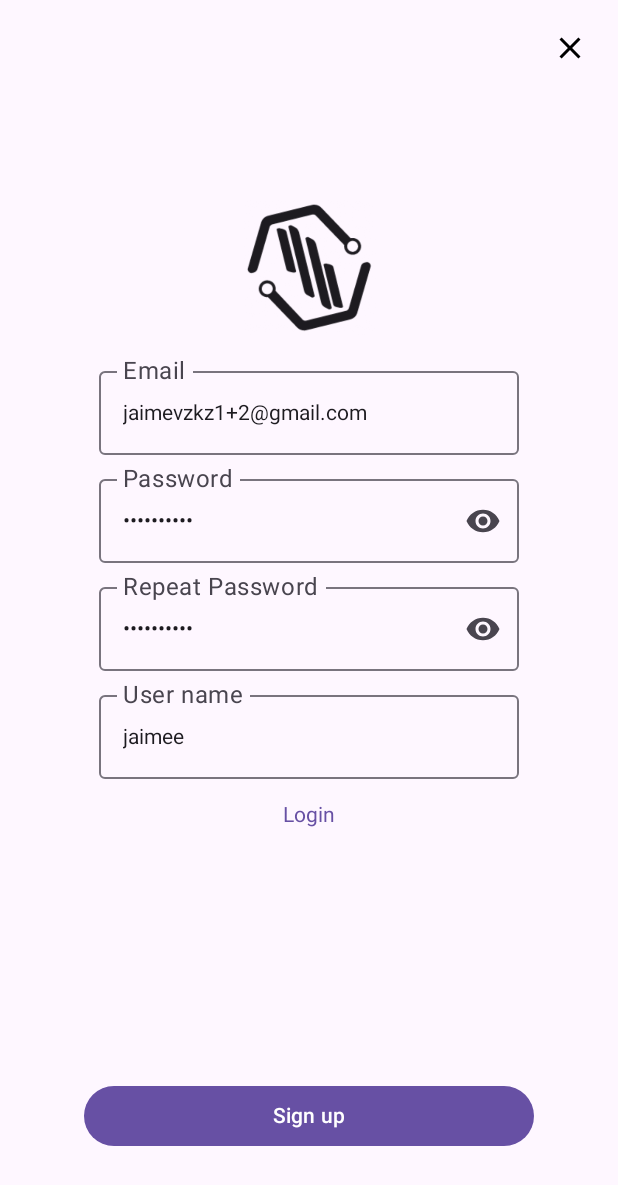
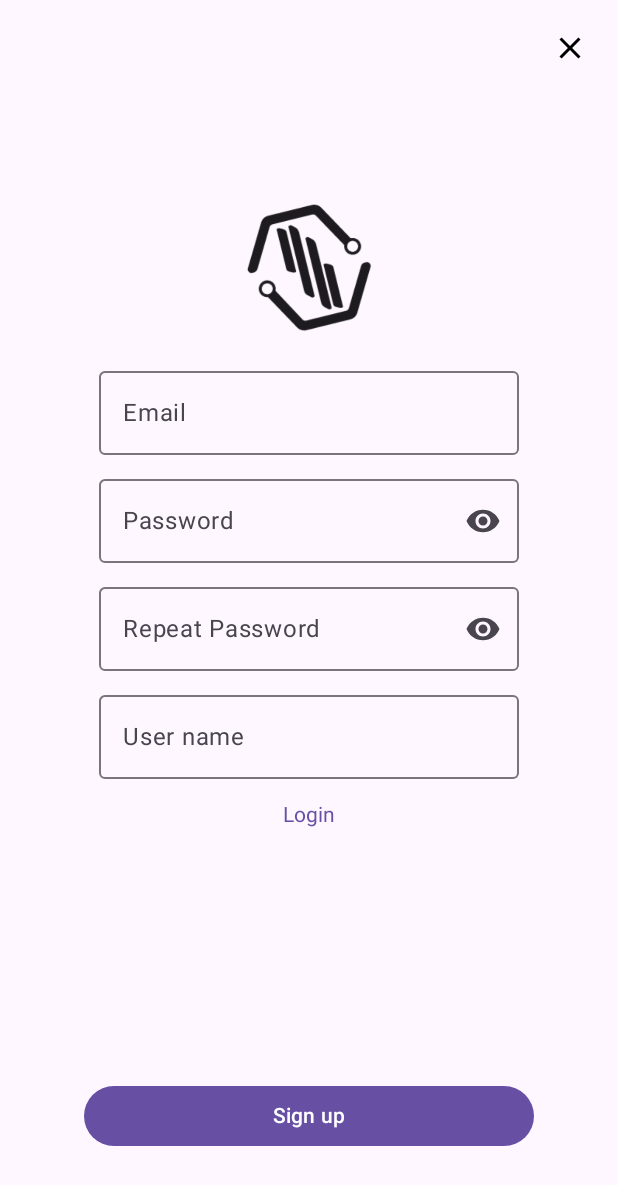
Before and after one commit to Jaimevzkz/ProFinder, an Android app built with Jetpack Compose: the @Preview function SignUpPreview, on a phone screen of 412 x 824 dp. Shown: the top 1185 px of the screen. Run offline under Robolectric (Android 15) with nearby library versions, the phone set to English and light mode, and no system bars; our stand-ins replace Dagger/Hilt's generated code; libraries missing offline, so code that uses them is left out: com.ramcosta.composedestinations.

Commit message:
Hito 1 finished.

```diff
--- a/app/src/main/java/com/vzkz/profinder/ui/login/LoginScreen.kt
+++ b/app/src/main/java/com/vzkz/profinder/ui/login/LoginScreen.kt
@@ -69,8 +69,8 @@ private fun ScreenBody(
         contentAlignment = Alignment.Center
     ) {
 
-        var email by remember { mutableStateOf("jaimevzkz1+2@gmail.com") }
-        var password by remember { mutableStateOf("1234Qwerty") }
+        var email by remember { mutableStateOf("") } //jaimevzkz1+2@gmail.com
+        var password by remember { mutableStateOf("") } //1234Qwerty
         var isValid by remember { mutableStateOf(true) }
         var showDialog by remember { mutableStateOf(false) }
         showDialog = state.error.isError
--- a/app/src/main/java/com/vzkz/profinder/ui/signup/SignUpScreen.kt
+++ b/app/src/main/java/com/vzkz/profinder/ui/signup/SignUpScreen.kt
@@ -71,10 +71,10 @@ private fun ScreenBody(
             .padding(8.dp),
         contentAlignment = Alignment.Center
     ) {
-        var email by remember { mutableStateOf("jaimevzkz1+2@gmail.com") }
-        var password by remember { mutableStateOf("1234Qwerty") }
-        var repeatPassword by remember { mutableStateOf("1234Qwerty") }
-        var nickname by remember { mutableStateOf("jaimee") }
+        var email by remember { mutableStateOf("") } //jaimevzkz1+2@gmail.com
+        var password by remember { mutableStateOf("") } //1234Qwerty
+        var repeatPassword by remember { mutableStateOf("") } //1234Qwerty
+        var nickname by remember { mutableStateOf("") } //jaimee
         //validation
         var isEmailValid by remember { mutableStateOf(true) }
         var isPasswordValid by remember { mutableStateOf(true) }
```
